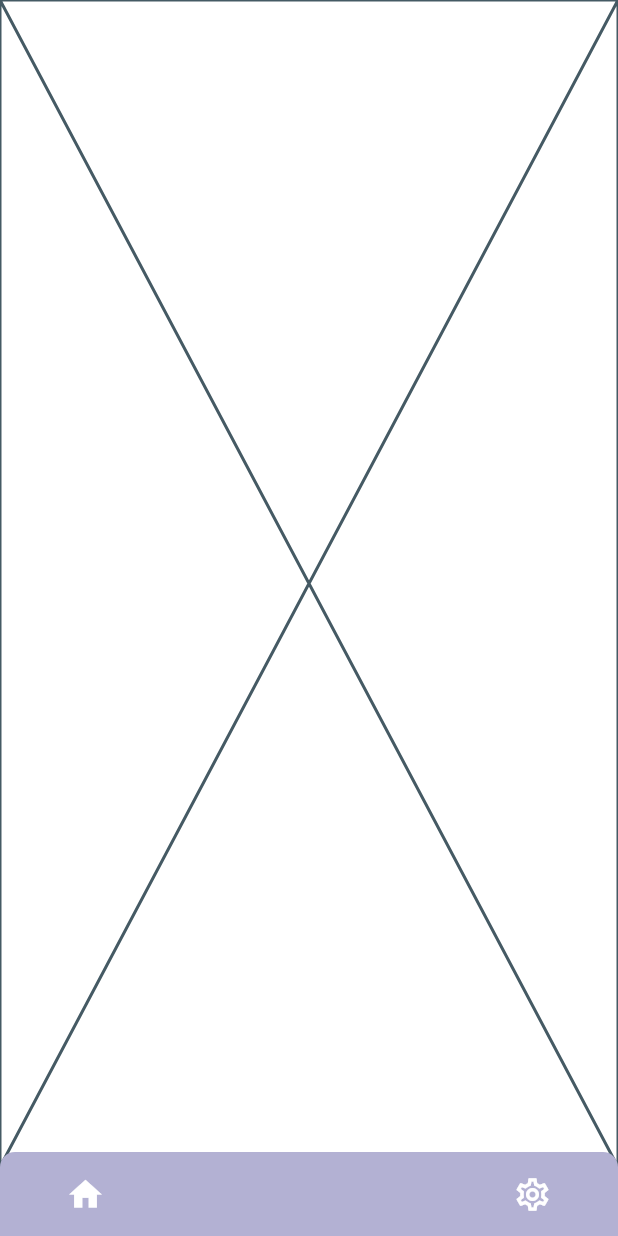
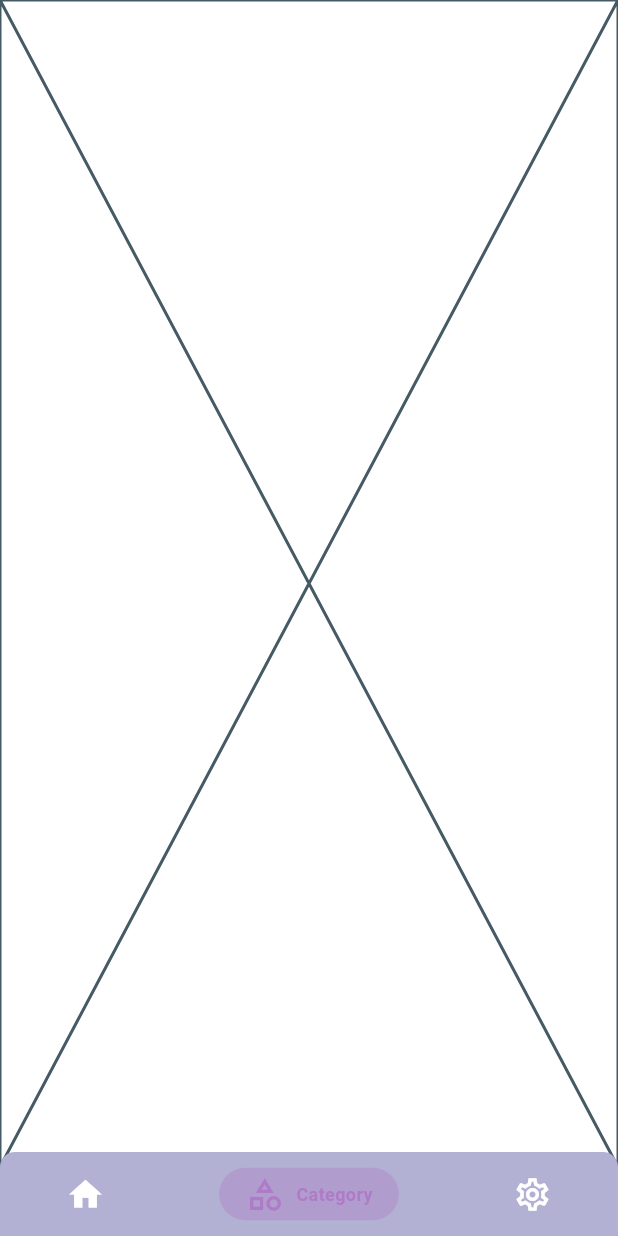
Before and after one commit to HarshGupta0/SAMADHAN, a Flutter app: the screen it shows once a user with an empty profile is signed in, item 2 of the bottom bar chosen, on a phone screen of 412 x 824 dp. Run offline on Flutter 3.47's test engine with Material 3 defaults, Android fonts, the phone set to English and light mode, and no system bars; drawn by our look-alikes of persistent_bottom_nav_bar; our stand-ins replace cloud_firestore, firebase_auth, firebase_core; missing offline and left inert: flutter_phone_direct_caller; accounts and stored records are empty.

Commit message:
working on ui 2

```diff
--- a/lib/RequestPageList.dart
+++ b/lib/RequestPageList.dart
@@ -9,7 +9,7 @@ class RequestListPage extends StatelessWidget {
       appBar: AppBar(
         title: Text('Requests'),
         centerTitle: true,
-        backgroundColor: Colors.teal,
+        backgroundColor: Color(0xFFB3B1D3),
       ),
       body: StreamBuilder(
         stream: FirebaseFirestore.instance
--- a/lib/navScreen.dart
+++ b/lib/navScreen.dart
@@ -54,13 +54,13 @@ class NavScreen extends StatelessWidget {
       PersistentBottomNavBarItem(
         icon: Icon(Icons.home),
         title: 'Home',
-        activeColorPrimary: Color(0xFFB3B1D3),
+        activeColorPrimary:Colors.purple.shade400.withOpacity(.4),
         inactiveColorPrimary: Colors.white,
       ),
       PersistentBottomNavBarItem(
         icon: Icon(Icons.category_outlined),
         title: 'Category',
-        activeColorPrimary:Color(0xFFB3B1D3),
+        activeColorPrimary:Colors.purple.shade400.withOpacity(.4),
         inactiveColorPrimary: Colors.white,
       ),
       // PersistentBottomNavBarItem(
@@ -72,7 +72,7 @@ class NavScreen extends StatelessWidget {
       PersistentBottomNavBarItem(
         icon: Icon(Icons.settings_outlined),
         title: 'Profile',
-        activeColorPrimary:Color(0xFFB3B1D3),
+        activeColorPrimary:Colors.purple.shade400.withOpacity(.4),
         inactiveColorPrimary: Colors.white,
       ),
     ];
```
